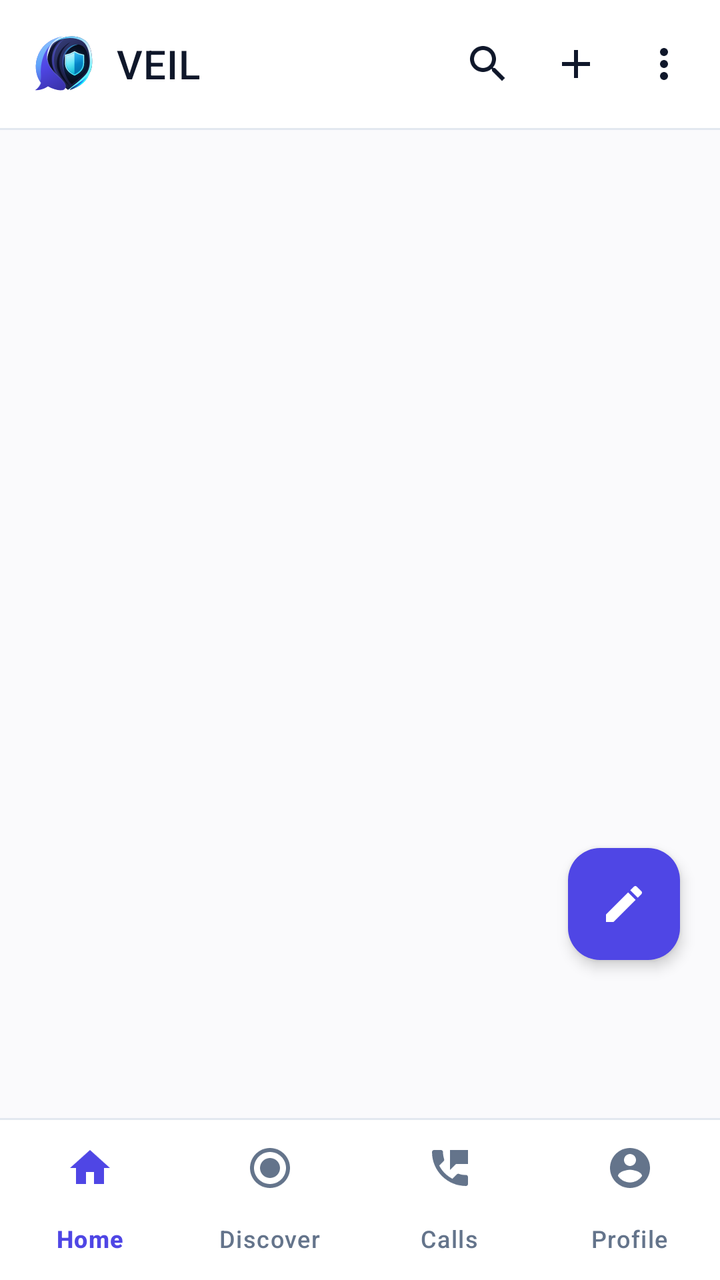
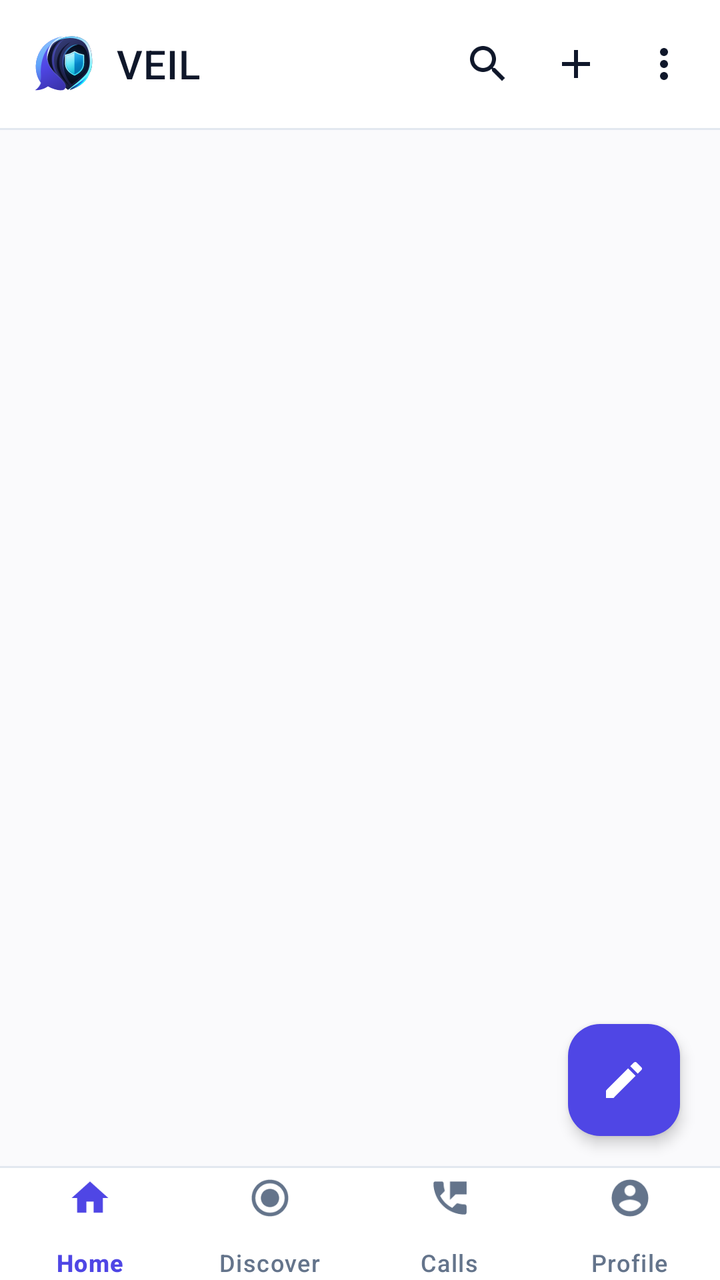

Compare the two renders of this Android layout. The source of the first and the diff that turns it into the second are given below.
<!-- AndroidManifest.xml: application theme Theme.VEIL -->
<!-- res/layout/activity_main.xml -->
<?xml version="1.0" encoding="utf-8"?>
<androidx.coordinatorlayout.widget.CoordinatorLayout xmlns:android="http://schemas.android.com/apk/res/android"
    xmlns:app="http://schemas.android.com/apk/res-auto"
    android:id="@+id/main_container"
    android:layout_width="match_parent"
    android:layout_height="match_parent"
    android:background="@color/colorBackground">

    
    <com.google.android.material.appbar.AppBarLayout
        android:id="@+id/appBarLayout"
        android:layout_width="match_parent"
        android:layout_height="wrap_content"
        android:background="@color/colorSurface"
        app:elevation="0dp">

        <androidx.appcompat.widget.Toolbar
            android:id="@+id/toolbar"
            android:layout_width="match_parent"
            android:layout_height="?attr/actionBarSize"
            android:background="@color/colorSurface">

            <RelativeLayout
                android:layout_width="match_parent"
                android:layout_height="match_parent"
                android:paddingEnd="8dp">

                
                <LinearLayout
                    android:layout_width="wrap_content"
                    android:layout_height="match_parent"
                    android:orientation="horizontal"
                    android:gravity="center_vertical">

                    <ImageView
                        android:id="@+id/appLogo"
                        android:layout_width="32dp"
                        android:layout_height="32dp"
                        android:src="@drawable/veil_logo_small"
                        android:layout_marginEnd="10dp" />

                    <TextView
                        android:id="@+id/toolbarTitle"
                        android:layout_width="wrap_content"
                        android:layout_height="wrap_content"
                        android:text="@string/app_name"
                        android:textColor="@color/textPrimary"
                        android:textSize="20sp"
                        android:fontFamily="sans-serif-medium"
                        android:letterSpacing="0.02" />

                </LinearLayout>

                
                <LinearLayout
                    android:layout_width="wrap_content"
                    android:layout_height="match_parent"
                    android:orientation="horizontal"
                    android:gravity="center_vertical"
                    android:layout_alignParentEnd="true">

                    
                    <ImageView
                        android:id="@+id/searchButton"
                        android:layout_width="40dp"
                        android:layout_height="40dp"
                        android:src="@drawable/ic_search"
                        app:tint="@color/textPrimary"
                        android:background="?attr/selectableItemBackgroundBorderless"
                        android:padding="8dp"
                        android:layout_marginEnd="4dp" />

                    
                    <ImageView
                        android:id="@+id/newChatButton"
                        android:layout_width="40dp"
                        android:layout_height="40dp"
                        android:src="@drawable/ic_add"
                        app:tint="@color/textPrimary"
                        android:background="?attr/selectableItemBackgroundBorderless"
                        android:padding="8dp"
                        android:layout_marginEnd="4dp" />

                    
                    <ImageView
                        android:id="@+id/moreButton"
                        android:layout_width="40dp"
                        android:layout_height="40dp"
                        android:src="@drawable/ic_more_vert"
                        app:tint="@color/textPrimary"
                        android:background="?attr/selectableItemBackgroundBorderless"
                        android:padding="8dp" />

                </LinearLayout>

            </RelativeLayout>

        </androidx.appcompat.widget.Toolbar>

        
        <View
            android:layout_width="match_parent"
            android:layout_height="1dp"
            android:background="@color/colorOutline" />

    </com.google.android.material.appbar.AppBarLayout>

    
    <androidx.viewpager2.widget.ViewPager2
        android:id="@+id/viewPager"
        android:layout_width="match_parent"
        android:layout_height="match_parent"
        app:layout_behavior="@string/appbar_scrolling_view_behavior" />

    
    <LinearLayout
        android:id="@+id/bottomNavContainer"
        android:layout_width="match_parent"
        android:layout_height="wrap_content"
        android:layout_gravity="bottom"
        android:orientation="vertical"
        android:background="@color/colorSurface">

        
        <View
            android:layout_width="match_parent"
            android:layout_height="1dp"
            android:background="@color/colorOutline" />

        <com.google.android.material.bottomnavigation.BottomNavigationView
            android:id="@+id/bottomNavigation"
            android:layout_width="match_parent"
            android:layout_height="wrap_content"
            android:background="@color/colorSurface"
            app:menu="@menu/bottom_navigation_menu"
            app:itemIconTint="@drawable/bottom_nav_icon_colors"
            app:itemTextColor="@drawable/bottom_nav_text_colors"
            app:labelVisibilityMode="labeled"
            app:elevation="0dp" />
    </LinearLayout>

    <com.google.android.material.floatingactionbutton.FloatingActionButton
        android:id="@+id/fabNewMessage"
        android:layout_width="wrap_content"
        android:layout_height="wrap_content"
        android:layout_gravity="bottom|end"
        android:layout_marginEnd="20dp"
        android:layout_marginBottom="160dp"
        android:src="@drawable/ic_edit"
        app:backgroundTint="@color/colorPrimary"
        app:tint="@android:color/white"
        app:elevation="4dp"
        app:borderWidth="0dp" />

</androidx.coordinatorlayout.widget.CoordinatorLayout>
<!-- resources referenced by this layout -->
<resources>
  <color name="colorBackground">#FAFAFC</color>
  <color name="colorOutline">#E2E8F0</color>
  <color name="colorPrimary">#4F46E5</color>
  <color name="colorSurface">#FFFFFF</color>
  <color name="textPrimary">#0F172A</color>
  <!-- drawable bottom_nav_icon_colors (drawable) -->
  <?xml version="1.0" encoding="utf-8"?>
  <selector xmlns:android="http://schemas.android.com/apk/res/android">
      <item android:color="@color/veil_accent" android:state_checked="true" />
      <item android:color="@color/text_secondary" android:state_checked="false" />
  </selector>
  <!-- drawable bottom_nav_text_colors (drawable) -->
  <?xml version="1.0" encoding="utf-8"?>
  <selector xmlns:android="http://schemas.android.com/apk/res/android">
      <item android:color="@color/veil_accent" android:state_checked="true" />
      <item android:color="@color/text_secondary" android:state_checked="false" />
  </selector>
  <!-- drawable ic_add (drawable) -->
  <vector xmlns:android="http://schemas.android.com/apk/res/android"
      android:width="24dp"
      android:height="24dp"
      android:viewportWidth="24"
      android:viewportHeight="24">
      <path
          android:fillColor="@color/text_primary"
          android:pathData="M19,13h-6v6h-2v-6H5v-2h6V5h2v6h6v2z"/>
  </vector>
  <!-- drawable ic_edit (drawable) -->
  <vector xmlns:android="http://schemas.android.com/apk/res/android"
      android:width="24dp"
      android:height="24dp"
      android:viewportWidth="24"
      android:viewportHeight="24">
      <path
          android:fillColor="@color/text_primary"
          android:pathData="M3,17.25V21h3.75L17.81,9.94l-3.75,-3.75L3,17.25zM20.71,7.04c0.39,-0.39 0.39,-1.02 0,-1.41l-2.34,-2.34c-0.39,-0.39 -1.02,-0.39 -1.41,0l-1.83,1.83 3.75,3.75 1.83,-1.83z"/>
  </vector>
  <!-- drawable ic_more_vert (drawable) -->
  <vector xmlns:android="http://schemas.android.com/apk/res/android"
      android:width="24dp"
      android:height="24dp"
      android:viewportWidth="24"
      android:viewportHeight="24">
    <path
        android:fillColor="#FF000000"
        android:pathData="M12,8c1.1,0 2,-0.9 2,-2s-0.9,-2 -2,-2 -2,0.9 -2,2 0.9,2 2,2zM12,10c-1.1,0 -2,0.9 -2,2s0.9,2 2,2 2,-0.9 2,-2 -0.9,-2 -2,-2zM12,16c-1.1,0 -2,0.9 -2,2s0.9,2 2,2 2,-0.9 2,-2 -0.9,-2 -2,-2z"/>
  </vector>
  <!-- drawable ic_search (drawable) -->
  <vector xmlns:android="http://schemas.android.com/apk/res/android"
      android:width="24dp"
      android:height="24dp"
      android:viewportWidth="24"
      android:viewportHeight="24">
      <path
          android:fillColor="@color/text_primary"
          android:pathData="M15.5,14h-0.79l-0.28,-0.27C15.41,12.59 16,11.11 16,9.5 16,5.91 13.09,3 9.5,3S3,5.91 3,9.5 5.91,16 9.5,16c1.61,0 3.09,-0.59 4.23,-1.57l0.27,0.28v0.79l5,4.99L20.49,19l-4.99,-5zM9.5,14C7.01,14 5,11.99 5,9.5S7.01,5 9.5,5 14,7.01 14,9.5 11.99,14 9.5,14z"/>
  </vector>
  <string name="app_name">VEIL</string>
  <style name="Theme.VEIL" parent="Base.Theme.VEIL" />
  <color name="veil_accent">#4F46E5</color>
  <color name="text_secondary">#64748B</color>
  <color name="text_primary">#0F172A</color>
  <color name="colorOnPrimary">#FFFFFF</color>
  <color name="colorPrimaryContainer">#EEF2FF</color>
  <color name="colorOnPrimaryContainer">#3730A3</color>
  <color name="colorSurfaceVariant">#F1F5F9</color>
  <style name="ModernBottomSheetDialogTheme" parent="Theme.Material3.DayNight.BottomSheetDialog">
          <item name="bottomSheetStyle">@style/ModernBottomSheetStyle</item>
          <item name="android:windowIsFloating">false</item>
          <item name="android:statusBarColor">@android:color/transparent</item>
          <item name="android:navigationBarColor">@android:color/transparent</item>
      </style>
  <style name="ModernBottomSheetStyle" parent="Widget.Material3.BottomSheet">
          <item name="android:background">@android:color/transparent</item>
      </style>
  <!-- unchanged entries left out for length: 2 -->
</resources>

<!-- the commit's change to res/layout/activity_main.xml (unified diff, before → after) -->
@@ -129,14 +129,23 @@
 
         <com.google.android.material.bottomnavigation.BottomNavigationView
             android:id="@+id/bottomNavigation"
+            style="@style/Widget.Design.BottomNavigationView"
             android:layout_width="match_parent"
-            android:layout_height="wrap_content"
+            android:layout_height="56dp"
             android:background="@color/colorSurface"
             app:menu="@menu/bottom_navigation_menu"
             app:itemIconTint="@drawable/bottom_nav_icon_colors"
             app:itemTextColor="@drawable/bottom_nav_text_colors"
             app:labelVisibilityMode="labeled"
-            app:elevation="0dp" />
+            app:elevation="0dp"
+            app:itemIconSize="22dp"
+            app:itemPaddingTop="4dp"
+            app:itemPaddingBottom="4dp"
+            app:itemActiveIndicatorStyle="@null"
+            app:paddingBottomSystemWindowInsets="false"
+            app:paddingLeftSystemWindowInsets="false"
+            app:paddingRightSystemWindowInsets="false"
+            app:paddingTopSystemWindowInsets="false" />
     </LinearLayout>
 
     <com.google.android.material.floatingactionbutton.FloatingActionButton
@@ -145,7 +154,7 @@
         android:layout_height="wrap_content"
         android:layout_gravity="bottom|end"
         android:layout_marginEnd="20dp"
-        android:layout_marginBottom="160dp"
+        android:layout_marginBottom="72dp"
         android:src="@drawable/ic_edit"
         app:backgroundTint="@color/colorPrimary"
         app:tint="@android:color/white"
